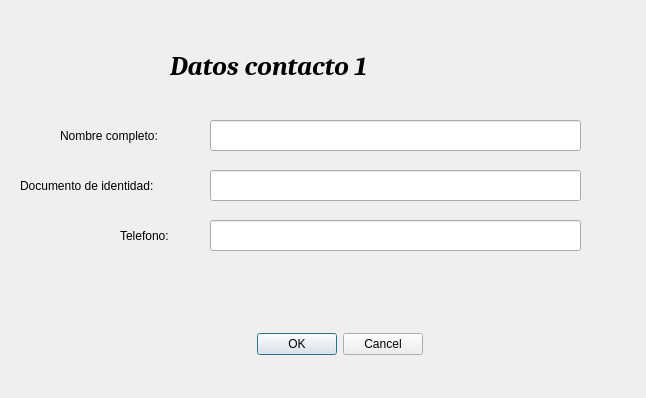
Above: interfaces/mod_contacto.ui from manumoralesv/Trabajo-final before the change. Below: the same form after it.
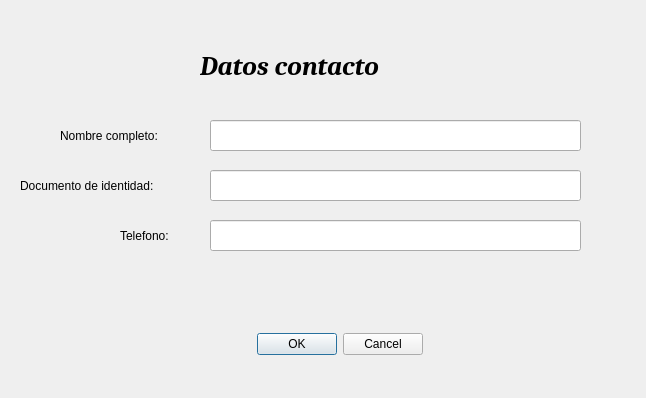
That is the form after the change.

```diff
--- a/interfaces/mod_contacto.ui
+++ b/interfaces/mod_contacto.ui
@@ -29,9 +29,9 @@
   <widget class="QLabel" name="label_15">
    <property name="geometry">
     <rect>
-     <x>170</x>
+     <x>200</x>
      <y>40</y>
-     <width>271</width>
+     <width>231</width>
      <height>51</height>
     </rect>
    </property>
@@ -45,7 +45,7 @@
     </font>
    </property>
    <property name="text">
-    <string>Datos contacto 1</string>
+    <string>Datos contacto</string>
    </property>
   </widget>
   <widget class="QLabel" name="label_5">
```
Left out of the diff: 8 changed lines with no effect on the pictures.
